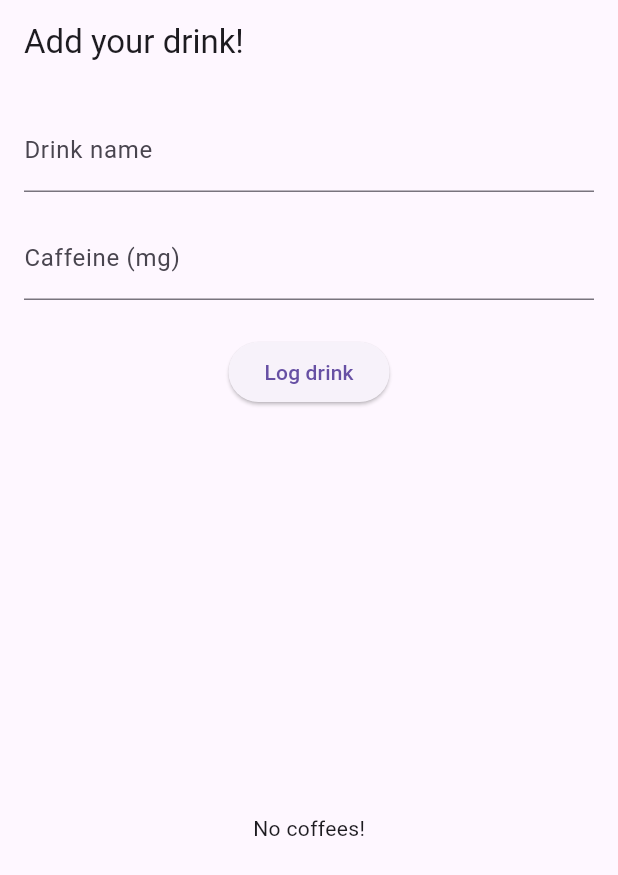
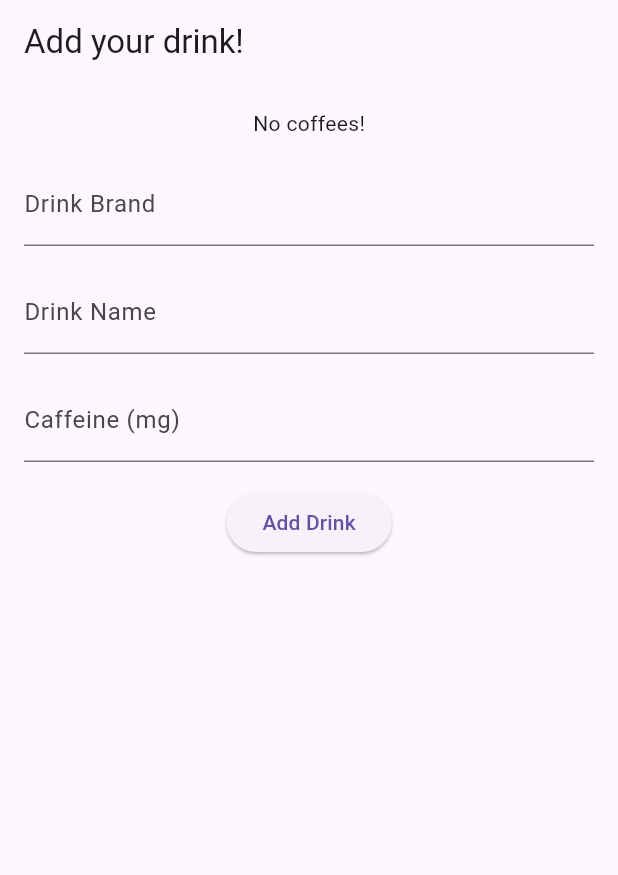
Before and after one commit to mcanevi3/caffein_tracker, a Flutter app: the screen it shows after launch, on a phone screen of 412 x 824 dp. Shown: the top 875 px of the screen. Run offline on Flutter 3.47's test engine with Material 3 defaults, Android fonts, the phone set to English and light mode, and no system bars; our stand-ins replace sqflite; accounts and stored records are empty.

Commit message:
coffee add refresh added

```diff
--- a/caffeine_tracker/lib/database_helper.dart
+++ b/caffeine_tracker/lib/database_helper.dart
@@ -28,7 +28,7 @@ class DatabaseHelper {
     uuid TEXT PRIMARY KEY,
     name TEXT,
     brand TEXT,
-    caffein INTEGER
+    caffeine INTEGER
     )
     ''');
   }
@@ -47,6 +47,8 @@ class DatabaseHelper {
 
   Future<List<Map<String, dynamic>>> getAllCoffees() async {
     final db = await database;
+    // final path = join(await getDatabasesPath(), 'caffeine_tracker.db');
+    // print('DB Path: $path');
     return await db.query('coffees');
   }
 }
--- a/caffeine_tracker/lib/main.dart
+++ b/caffeine_tracker/lib/main.dart
@@ -1,3 +1,4 @@
+import 'package:caffeine_tracker/widgets/coffee_add_widget.dart';
 import 'package:flutter/material.dart';
 import 'widgets/coffee_list_widget.dart';
 
@@ -11,43 +12,14 @@ class CoffeeApp extends StatelessWidget {
   // This widget is the root of your application.
   @override
   Widget build(BuildContext context) {
-    return MaterialApp(
-      title: 'Caffein tracking',
-      home: const DrinkLoggerScreen(),
-    );
+    return MaterialApp(title: 'Caffein tracking', home: CoffeeHomeScreen());
   }
 }
 
-class DrinkLoggerScreen extends StatefulWidget {
-  const DrinkLoggerScreen({super.key});
-
-  @override
-  State<DrinkLoggerScreen> createState() => _DrinkLoggerScreenState();
-}
-
-class _DrinkLoggerScreenState extends State<DrinkLoggerScreen> {
-  final TextEditingController _nameController = TextEditingController();
-  final TextEditingController _caffeineController = TextEditingController();
-
-  void _logDrink() {
-    final String name = _nameController.text;
-    final String caffeineText = _caffeineController.text;
-
-    if (name.isEmpty || caffeineText.isEmpty) {
-      ScaffoldMessenger.of(context).showSnackBar(
-        const SnackBar(content: Text("Please fill in both fields!")),
-      );
-      return;
-    }
-
-    final int? caffeine = int.tryParse(caffeineText);
-    if (caffeine == null) {
-      ScaffoldMessenger.of(context).showSnackBar(
-        const SnackBar(content: Text("Please enter valid caffeine data!")),
-      );
-    }
-    print("$caffeine mg");
-  }
+class CoffeeHomeScreen extends StatelessWidget {
+  CoffeeHomeScreen({super.key});
+  final GlobalKey<CoffeeListWidgetState> _coffeeListKey =
+      GlobalKey<CoffeeListWidgetState>();
 
   @override
   Widget build(BuildContext context) {
@@ -57,20 +29,13 @@ class _DrinkLoggerScreenState extends State<DrinkLoggerScreen> {
         padding: const EdgeInsets.all(16.0),
         child: Column(
           children: [
-            TextField(
-              controller: _nameController,
-              decoration: const InputDecoration(labelText: "Drink name"),
+            CoffeeListWidget(key: _coffeeListKey),
+            SizedBox(height: 16),
+            CoffeeAddWidget(
+              onCoffeeAdded: () {
+                _coffeeListKey.currentState?.refresh();
+              },
             ),
-            const SizedBox(height: 16),
-            TextField(
-              controller: _caffeineController,
-              keyboardType: TextInputType.number,
-              decoration: const InputDecoration(labelText: "Caffeine (mg)"),
-            ),
-            const SizedBox(height: 24),
-            ElevatedButton(onPressed: _logDrink, child: Text("Log drink")),
-            const SizedBox(height: 24),
-            const Expanded(child: CoffeeListWidget()),
           ],
         ),
       ),
--- /dev/null
+++ b/caffeine_tracker/lib/widgets/coffee_add_widget.dart
@@ -0,0 +1,84 @@
+import 'package:caffeine_tracker/database_helper.dart';
+import 'package:caffeine_tracker/widgets/coffee_list_widget.dart';
+import 'package:flutter/material.dart';
+
+class CoffeeAddWidget extends StatefulWidget {
+  final VoidCallback onCoffeeAdded;
+
+  const CoffeeAddWidget({super.key, required this.onCoffeeAdded});
+
+  @override
+  State<CoffeeAddWidget> createState() => _CoffeeAddWidgetState();
+}
+
+class _CoffeeAddWidgetState extends State<CoffeeAddWidget> {
+  final TextEditingController brandController = TextEditingController();
+  final TextEditingController nameController = TextEditingController();
+  final TextEditingController caffeineController = TextEditingController();
+
+  @override
+  Widget build(BuildContext context) {
+    return Column(
+      children: [
+        TextField(
+          controller: brandController,
+          decoration: const InputDecoration(labelText: "Drink Brand"),
+        ),
+        const SizedBox(height: 16),
+        TextField(
+          controller: nameController,
+          decoration: const InputDecoration(labelText: "Drink Name"),
+        ),
+        const SizedBox(height: 16),
+        TextField(
+          controller: caffeineController,
+          decoration: const InputDecoration(labelText: "Caffeine (mg)"),
+        ),
+        const SizedBox(height: 16),
+        ElevatedButton(onPressed: _addDrink, child: Text("Add Drink")),
+      ],
+    );
+  }
+
+  void _addDrink() {
+    final String brand = brandController.text;
+    final String name = nameController.text;
+    final String caffeinText = caffeineController.text;
+
+    if (brand.isEmpty) {
+      ScaffoldMessenger.of(context).showSnackBar(
+        const SnackBar(content: Text("Please fill in the brand field!")),
+      );
+      return;
+    }
+    if (name.isEmpty) {
+      ScaffoldMessenger.of(context).showSnackBar(
+        const SnackBar(content: Text("Please fill in the name field!")),
+      );
+      return;
+    }
+    if (caffeinText.isEmpty) {
+      ScaffoldMessenger.of(context).showSnackBar(
+        const SnackBar(content: Text("Please fill in the caffeine field!")),
+      );
+      return;
+    }
+
+    final int? caffeine = int.tryParse(caffeinText);
+    if (caffeine == null) {
+      ScaffoldMessenger.of(context).showSnackBar(
+        const SnackBar(content: Text("Please enter a proper caffeine amount!")),
+      );
+      return;
+    }
+    DatabaseHelper.instance.insertCoffee(name, brand, caffeine);
+    ScaffoldMessenger.of(
+      context,
+    ).showSnackBar(const SnackBar(content: Text("Added to the database!")));
+
+    brandController.clear();
+    nameController.clear();
+    caffeineController.clear();
+    widget.onCoffeeAdded();
+  }
+}
--- a/caffeine_tracker/lib/widgets/coffee_list_widget.dart
+++ b/caffeine_tracker/lib/widgets/coffee_list_widget.dart
@@ -4,11 +4,15 @@ import '../database_helper.dart';
 class CoffeeListWidget extends StatefulWidget {
   const CoffeeListWidget({super.key});
   @override
-  State<CoffeeListWidget> createState() => _CoffeeListWidgetState();
+  State<CoffeeListWidget> createState() => CoffeeListWidgetState();
 }
 
-class _CoffeeListWidgetState extends State<CoffeeListWidget> {
+class CoffeeListWidgetState extends State<CoffeeListWidget> {
   List<Map<String, dynamic>> _coffees = [];
+
+  void refresh() {
+    _loadCoffees();
+  }
 
   @override
   void initState() {
@@ -30,6 +34,7 @@ class _CoffeeListWidgetState extends State<CoffeeListWidget> {
     }
 
     return ListView.builder(
+      shrinkWrap: true,
       itemCount: _coffees.length,
       itemBuilder: (context, index) {
         final coffee = _coffees[index];
```
